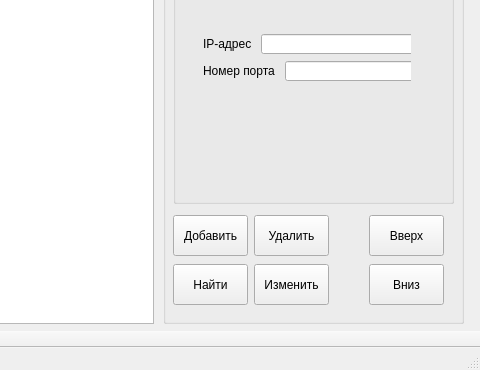
xXRadioHeadXx/start7, file m_cfg/MainWindowCFG.ui: the form before one commit; both pictures show x 107 to 587 and y 425 to 795 of the 587 by 795 pixel window.
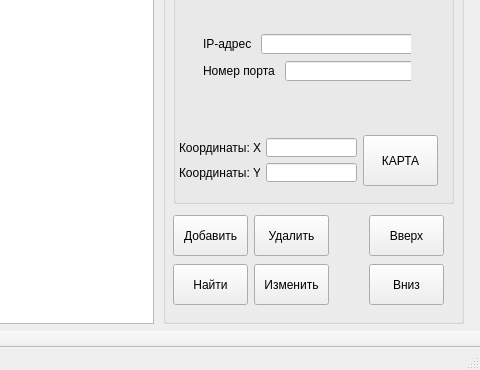
The form after the commit. Icons and pictures are not drawn.

Diff of the .ui file:
```diff
--- a/m_cfg/MainWindowCFG.ui
+++ b/m_cfg/MainWindowCFG.ui
@@ -590,6 +590,65 @@
        </item>
       </layout>
      </widget>
+     <widget class="QPushButton" name="pushButton_7">
+      <property name="geometry">
+       <rect>
+        <x>190</x>
+        <y>392</y>
+        <width>75</width>
+        <height>51</height>
+       </rect>
+      </property>
+      <property name="text">
+       <string>КАРТА</string>
+      </property>
+     </widget>
+     <widget class="QLabel" name="label_5">
+      <property name="geometry">
+       <rect>
+        <x>6</x>
+        <y>420</y>
+        <width>81</width>
+        <height>19</height>
+       </rect>
+      </property>
+      <property name="text">
+       <string>Координаты: Y</string>
+      </property>
+     </widget>
+     <widget class="QLineEdit" name="x_label">
+      <property name="geometry">
+       <rect>
+        <x>93</x>
+        <y>395</y>
+        <width>91</width>
+        <height>19</height>
+       </rect>
+      </property>
+     </widget>
+     <widget class="QLineEdit" name="y_label">
+      <property name="geometry">
+       <rect>
+        <x>93</x>
+        <y>420</y>
+        <width>91</width>
+        <height>19</height>
+       </rect>
+      </property>
+     </widget>
+     <widget class="QLabel" name="label_7">
+      <property name="geometry">
+       <rect>
+        <x>6</x>
+        <y>395</y>
+        <width>91</width>
+        <height>19</height>
+       </rect>
+      </property>
+      <property name="text">
+       <string>Координаты: X</string>
+      </property>
+     </widget>
     </widget>
     <widget class="QWidget" name="widget" native="true">
      <property name="geometry">
```
Left out of the diff: 13 changed lines with no effect on the pictures.
